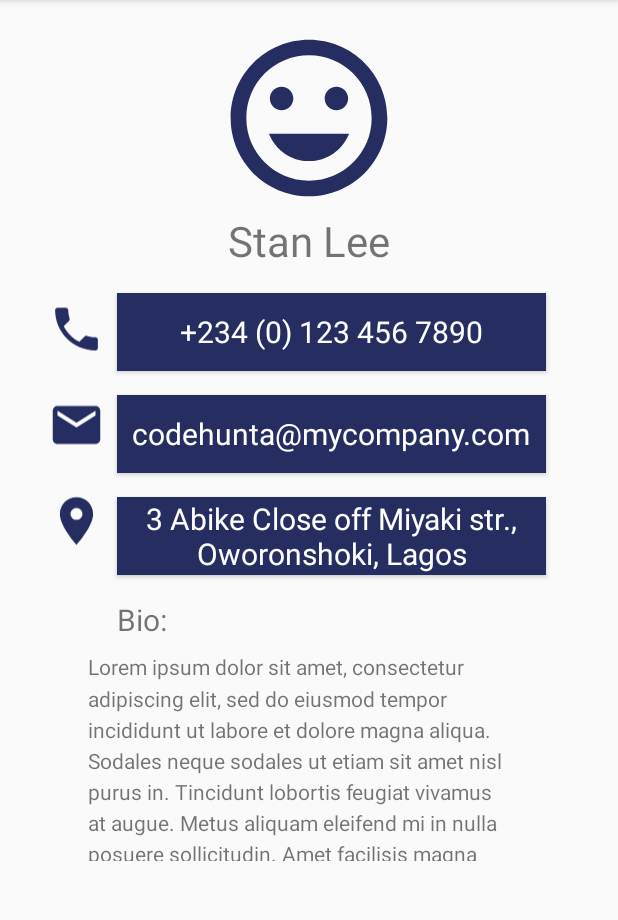
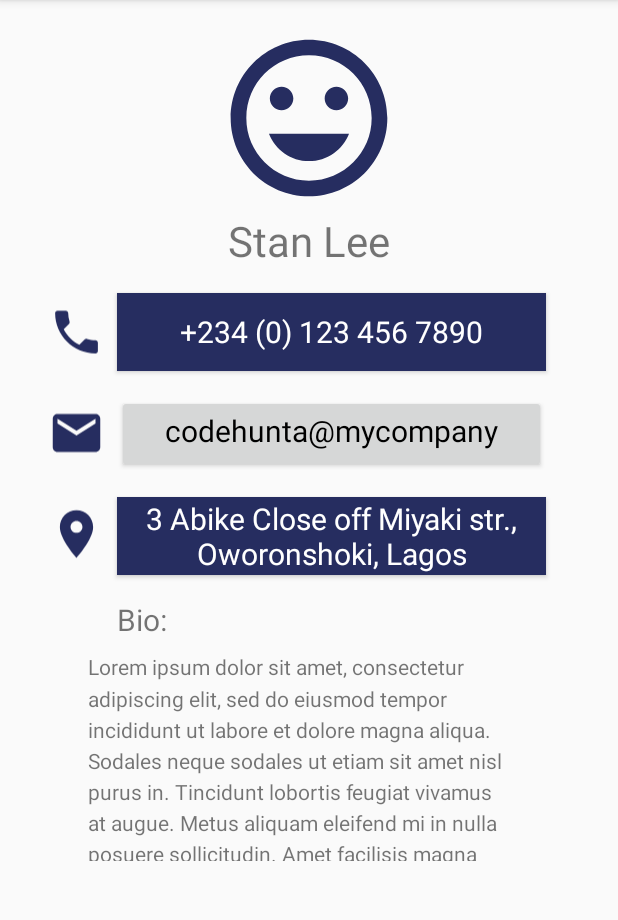
Before and after one commit to CodeHunta/About-Me-v2, an Android app: the screen it shows after launch (MainActivity), on a phone screen of 412 x 824 dp, the part 84-1004 px from its top. Run offline under Robolectric (Android 15) with nearby library versions, the phone set to English and light mode, and no system bars; Roboto replaces fonts that are not available here.

Commit message:
First Commit!

```diff
--- a/app/src/main/java/com/stanlee/aboutmev2/MainActivity.kt
+++ b/app/src/main/java/com/stanlee/aboutmev2/MainActivity.kt
@@ -11,6 +11,4 @@ class MainActivity : AppCompatActivity() {
         super.onCreate(savedInstanceState)
         setContentView(R.layout.activity_main)
     }
-
-    val intent = Intent(this, )
 }
--- a/app/src/main/res/layout/activity_main.xml
+++ b/app/src/main/res/layout/activity_main.xml
@@ -46,6 +46,7 @@
         android:contentDescription="@string/my_phone"
         app:layout_constraintStart_toStartOf="parent"
         app:layout_constraintTop_toBottomOf="@+id/text_name"
+        app:layout_constraintBottom_toBottomOf="@+id/btn_phone"
         app:srcCompat="@drawable/myphone" />
 
     <Button
@@ -75,6 +76,7 @@
         app:layout_constraintEnd_toEndOf="@+id/img_phone"
         app:layout_constraintStart_toStartOf="parent"
         app:layout_constraintTop_toBottomOf="@+id/img_phone"
+        app:layout_constraintBottom_toBottomOf="@+id/btn_mail"
         app:srcCompat="@drawable/mymail" />
 
     <Button
@@ -82,14 +84,13 @@
         android:layout_width="286dp"
         android:layout_height="52dp"
         android:layout_marginTop="16dp"
-        android:background="#262D60"
         android:clickable="true"
         android:focusable="true"
         android:fontFamily="@font/roboto"
         android:text="@string/my_email_address"
         android:textAlignment="center"
         android:textAllCaps="false"
-        android:textColor="#FFFFFF"
+        android:textColor="#000000"
         android:textSize="@dimen/normal_text"
         app:layout_constraintStart_toStartOf="@+id/btn_phone"
         app:layout_constraintTop_toBottomOf="@+id/btn_phone" />
@@ -102,6 +103,7 @@
         android:layout_marginTop="16dp"
         app:layout_constraintStart_toStartOf="parent"
         app:layout_constraintTop_toBottomOf="@+id/img_email"
+        app:layout_constraintBottom_toBottomOf="@+id/btn_location"
         app:srcCompat="@drawable/mylocation"
         android:contentDescription="@string/my_location" />
 
```
